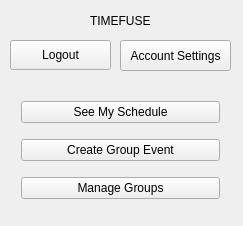
This is home_screen.ui in allenh1/timefuse-client as Qt 5 draws it before an edit. The edited form follows.
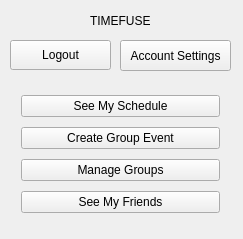
This is the edited form.

Commit message: finally have friends list window working

Patch:
```diff
--- a/home_screen.ui
+++ b/home_screen.ui
@@ -7,7 +7,7 @@
     <x>0</x>
     <y>0</y>
     <width>243</width>
-    <height>226</height>
+    <height>239</height>
    </rect>
   </property>
   <property name="windowTitle">
@@ -19,7 +19,7 @@
      <x>10</x>
      <y>80</y>
      <width>221</width>
-     <height>141</height>
+     <height>151</height>
     </rect>
    </property>
    <layout class="QGridLayout" name="gridLayout">
@@ -44,6 +44,13 @@
       </property>
      </widget>
     </item>
+    <item row="3" column="0">
+     <widget class="QPushButton" name="friend_list">
+      <property name="text">
+       <string>See My Friends</string>
+      </property>
+     </widget>
+    </item>
    </layout>
   </widget>
   <widget class="QPushButton" name="account_settings">
```
The commit also changes 6 other files.
